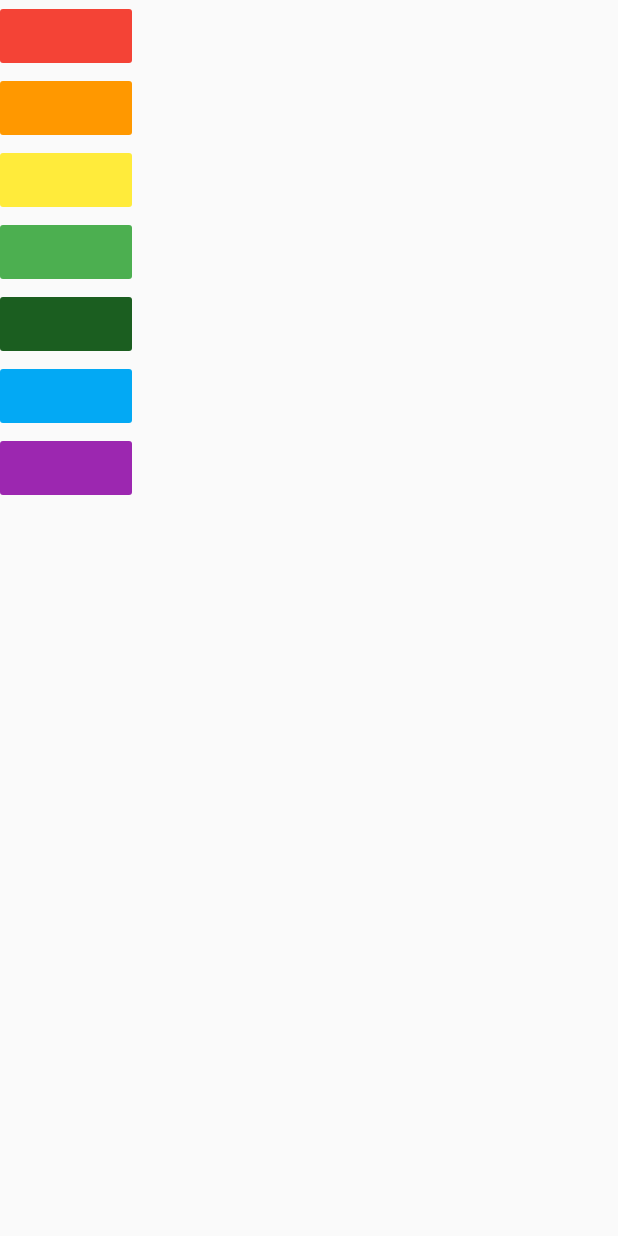
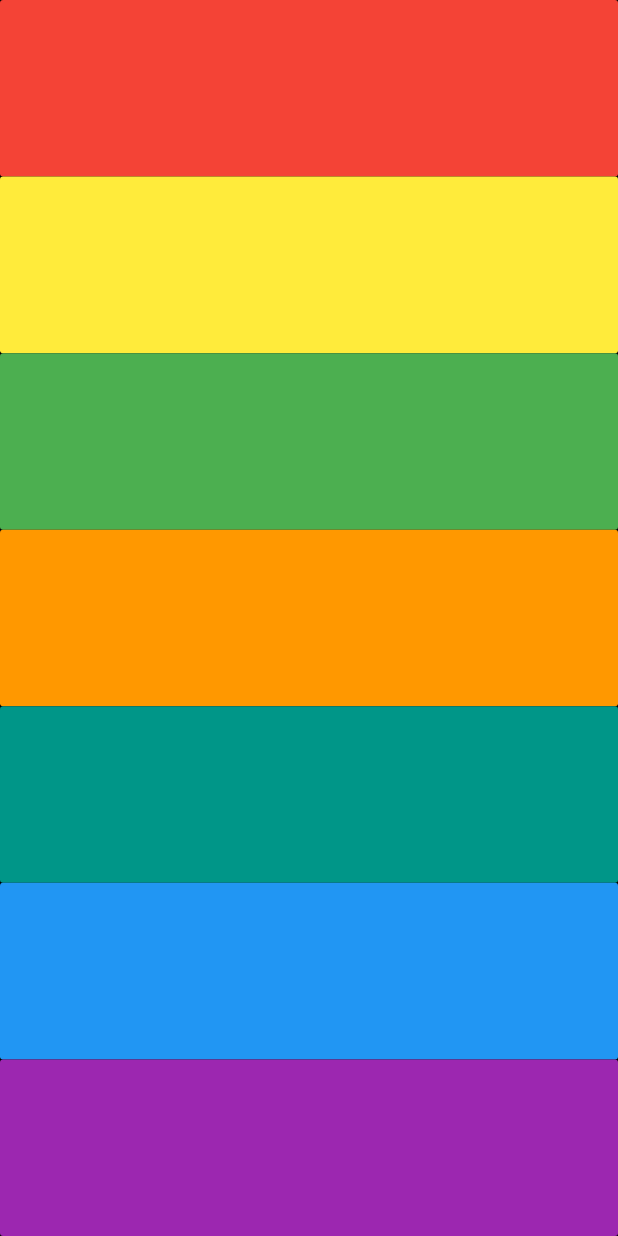
Before and after one commit to poonnakarn/flutter-course, a Flutter app: the screen it shows after launch, on a phone screen of 412 x 824 dp. Run offline on Flutter 3.47's test engine with Material 2 defaults, Android fonts, the light colour scheme and no system bars; our stand-ins replace audioplayers.

Commit message:
Use functions to create xylophone key (my attempt)

```diff
--- a/xylophone-flutter/lib/main.dart
+++ b/xylophone-flutter/lib/main.dart
@@ -4,62 +4,36 @@ import 'package:audioplayers/audio_cache.dart';
 void main() => runApp(XylophoneApp());
 
 class XylophoneApp extends StatelessWidget {
+  void playSound(int soundNumber) {
+    final player = AudioCache();
+    player.play('note$soundNumber.wav');
+  }
+
+  Widget buildKey(MaterialColor color, int soundNumber) => Expanded(
+        child: FlatButton(
+          color: color,
+          onPressed: () {
+            playSound(soundNumber);
+          },
+        ),
+      );
+
   @override
   Widget build(BuildContext context) {
     return MaterialApp(
       home: Scaffold(
+        backgroundColor: Colors.black,
         body: SafeArea(
           child: Column(
+            crossAxisAlignment: CrossAxisAlignment.stretch,
             children: <Widget>[
-              FlatButton(
-                color: Colors.red,
-                onPressed: () {
-                  final player = AudioCache();
-                  player.play('note1.wav');
-                },
-              ),
-              FlatButton(
-                color: Colors.orange,
-                onPressed: () {
-                  final player = AudioCache();
-                  player.play('note2.wav');
-                },
-              ),
-              FlatButton(
-                color: Colors.yellow,
-                onPressed: () {
-                  final player = AudioCache();
-                  player.play('note3.wav');
-                },
-              ),
-              FlatButton(
-                color: Colors.green,
-                onPressed: () {
-                  final player = AudioCache();
-                  player.play('note4.wav');
-                },
-              ),
-              FlatButton(
-                color: Colors.green.shade900,
-                onPressed: () {
-                  final player = AudioCache();
-                  player.play('note5.wav');
-                },
-              ),
-              FlatButton(
-                color: Colors.lightBlue,
-                onPressed: () {
-                  final player = AudioCache();
-                  player.play('note6.wav');
-                },
-              ),
-              FlatButton(
-                color: Colors.purple,
-                onPressed: () {
-                  final player = AudioCache();
-                  player.play('note7.wav');
-                },
-              ),
+              buildKey(Colors.red, 1),
+              buildKey(Colors.yellow, 2),
+              buildKey(Colors.green, 3),
+              buildKey(Colors.orange, 4),
+              buildKey(Colors.teal, 5),
+              buildKey(Colors.blue, 6),
+              buildKey(Colors.purple, 7),
             ],
           ),
         ),
```
